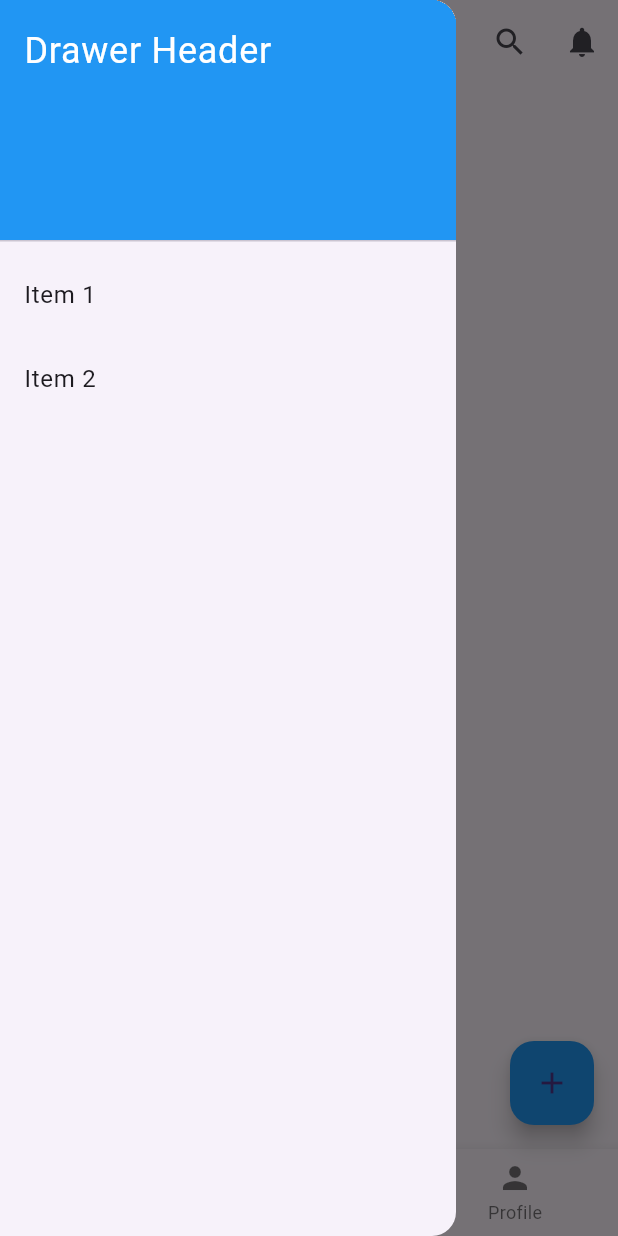
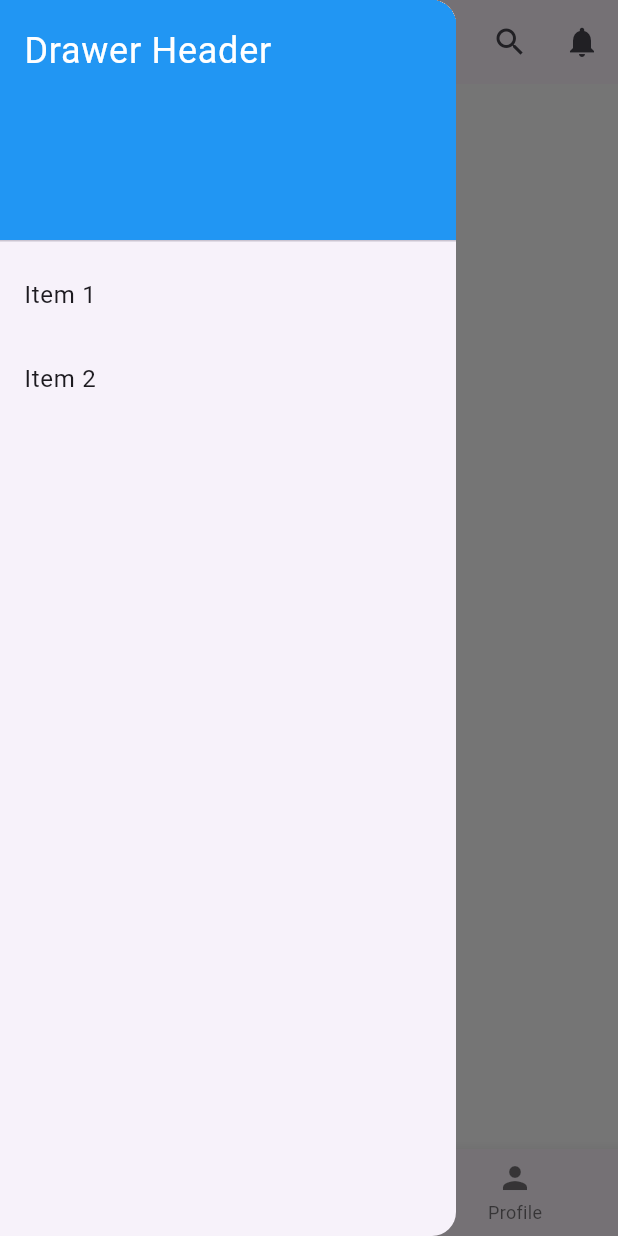
Before and after one commit to projectsmartagri/smartagri, a Flutter app: the screen it shows after launch, item 2 of the bottom bar chosen, in the side drawer, after a tap on the "menu" icon, on a phone screen of 412 x 824 dp. Run offline on Flutter 3.47's test engine with Material 3 defaults, Android fonts, the phone set to English and light mode, and no system bars; our stand-ins replace carousel_slider, cloud_firestore, firebase_auth, firebase_core, firebase_storage, image_picker; missing offline and left inert: phone_form_field; accounts and stored records are empty; network calls fail.

Commit message:
farm equpment list screen and details screnn also home screen

```diff
--- a/lib/main.dart
+++ b/lib/main.dart
@@ -19,8 +19,8 @@ Future<void> main() async {
   runApp(
     MaterialApp(
       theme: ThemeData(
+        scaffoldBackgroundColor: Colors.white
 
       ),
-      home:HomepageScreen() ,)
-    );
+      home:HomepageScreen()) ,);
 }
--- a/lib/modules/farmer/screens/homepage_screen.dart
+++ b/lib/modules/farmer/screens/homepage_screen.dart
@@ -1,4 +1,7 @@
+import 'package:carousel_slider/carousel_slider.dart';
 import 'package:flutter/material.dart';
+import 'package:smartagri/modules/farmer/screens/farmerproductlist_screen.dart';
+import 'package:smartagri/modules/user/screens/beveragesScreen.dart';
 
 class HomepageScreen extends StatefulWidget {
   const HomepageScreen({super.key});
@@ -56,7 +59,7 @@ class _HomepageScreenState extends State<HomepageScreen> {
           icon: const Icon(Icons.menu),
           onPressed: () {
             // Open the drawer
-            Scaffold.of(context).openDrawer();
+
           },
         ),
         actions: <Widget>[
@@ -123,11 +126,7 @@ class _HomepageScreenState extends State<HomepageScreen> {
         selectedItemColor: Colors.blue,
         onTap: _onItemTapped,
       ),
-      floatingActionButton: FloatingActionButton(
-        onPressed: _onAddPressed,
-        child: const Icon(Icons.add),
-        backgroundColor: Colors.blue,
-      ),
+
     );
   }
 }
@@ -137,13 +136,137 @@ class HomePageContent extends StatelessWidget {
   Widget build(BuildContext context) {
     return Padding(
       padding: const EdgeInsets.symmetric(horizontal: 20),
+      child: SingleChildScrollView(
         child: Column(
           crossAxisAlignment: CrossAxisAlignment.start,
           children: [
+            SizedBox(height: 30,),
+
+
+            CarouselSlider(
+          options: CarouselOptions(height: 150.0),
+          items: [
+
+            Container(
+            width: MediaQuery.of(context).size.width,
+            margin: EdgeInsets.symmetric(horizontal: 15.0),
+
+            decoration: BoxDecoration(
+              borderRadius: BorderRadius.circular(20),
+              color: Colors.amber
+            ),
+            child: ClipRRect(
+              borderRadius: BorderRadius.circular(20),
+              child: Image.network('https://t3.ftcdn.net/jpg/06/58/31/10/360_F_658311073_jv0oobaa7DOjWlya5LeEx2Wq64iRLyhB.jpg',fit: BoxFit.cover,))
+
+            ,)
+
+          ]
+
+        ),
+        SizedBox(height: 30,),
             Row(
               mainAxisAlignment: MainAxisAlignment.spaceBetween,
               children: [
               const Text("Equipments"),
+              TextButton(onPressed: () {
+                Navigator.push(context,MaterialPageRoute(builder:(context) => FarmProductListScreen(),));
+              },
+               child:Row(
+                 children: [
+                   Text("see all "),
+                   Icon(Icons.arrow_right,),
+
+
+                 ],
+               )
+              )
+            ],),
+            SizedBox(
+
+              width: double.maxFinite,
+              child:Wrap(
+                alignment: WrapAlignment.center,
+
+                children: [
+                  Card(
+                    color: Colors.white,
+                  child: Column(
+                  children: [
+                    Image.network('https://4.imimg.com/data4/KJ/BY/MY-14831048/john-deere-5050d-tractor.jpg',height: 100,width: 100,),
+                    Text("Tractor"),
+
+                  ],
+                ),
+                  ),
+                  Card(
+                    color: Colors.white,
+                  child: Column(
+                  children: [
+                    Image.network('https://4.imimg.com/data4/KJ/BY/MY-14831048/john-deere-5050d-tractor.jpg',height: 100,width: 100,),
+                    Text("Tractor"),
+
+                  ],
+                ),
+                  ),
+                  Card(
+                    color: Colors.white,
+                  child: Column(
+                  children: [
+                    Image.network('https://4.imimg.com/data4/KJ/BY/MY-14831048/john-deere-5050d-tractor.jpg',height: 100,width: 100,),
+                    Text("Tractor"),
+
+                  ],
+                ),
+                  ),
+                  Card(
+                    color: Colors.white,
+                  child: Column(
+                  children: [
+                    Image.network('https://4.imimg.com/data4/KJ/BY/MY-14831048/john-deere-5050d-tractor.jpg',height: 100,width: 100,),
+                    Text("Tractor"),
+
+                  ],
+                ),
+                  ),
+                  Card(
+                    color: Colors.white,
+                  child: Column(
+                  children: [
+                    Image.network('https://4.imimg.com/data4/KJ/BY/MY-14831048/john-deere-5050d-tractor.jpg',height: 100,width: 100,),
+                    Text("Tractor"),
+
+                  ],
+                ),
+                  ),
+                  Card(
+                    color: Colors.white,
+                  child: Column(
+                  children: [
+                    Image.network('https://4.imimg.com/data4/KJ/BY/MY-14831048/john-deere-5050d-tractor.jpg',height: 100,width: 100,),
+                    Text("Tractor"),
+
+                  ],
+                ),
+                  )
+
+
+
+
+
+
+
+                ],
+              )
+            ),
+
+
+
+          SizedBox(height: 30,),
+          Row(
+              mainAxisAlignment: MainAxisAlignment.spaceBetween,
+              children: [
+              const Text("Categories"),
               TextButton(onPressed: () {
                 print("see all");
               },
@@ -157,17 +280,61 @@ class HomePageContent extends StatelessWidget {
                )
               )
             ],),
+          SizedBox(
+
+              width: double.maxFinite,
+              child:Wrap(
+                alignment: WrapAlignment.center,
+
+                children: [
                   Card(
                     color: Colors.white,
                   child: Column(
                   children: [
-              Image.network('https://4.imimg.com/data4/KJ/BY/MY-14831048/john-deere-5050d-tractor.jpg',height: 100,width: 100,),
-              Text("Tractor"),
+                    Image.network('https://encrypted-tbn0.gstatic.com/images?q=tbn:ANd9GcRMcKnkjU6Flrtc-Vjd0uzSmNv68h-duaITvw&s',height: 100,width: 100,),
+                    Text("Vagetable"),
 
                   ],
-          ),)
+                ),
+                  ),
+                  Card(
+                    color: Colors.white,
+                  child: Column(
+                  children: [
+                    Image.network('https://encrypted-tbn0.gstatic.com/images?q=tbn:ANd9GcTpX1Ut5eFtME_JjgpQhH89wDito-zZiVo4Kw&s',height: 100,width: 100,),
+                    Text("Fruits"),
 
                   ],
+                ),
+                  ),
+                  Card(
+                    color: Colors.white,
+                  child: Column(
+                  children: [
+                    Image.network('https://encrypted-tbn0.gstatic.com/images?q=tbn:ANd9GcQzfJAdWXJtAMRVA4vcs83Q3b1aqBC2sjSt7A&s',height: 100,width: 100,),
+                    Text("Seeds"),
+
+                  ],
+                ),
+                  ),
+
+
+
+
+
+
+
+
+
+
+                ],
+              )
+            ),
+
+
+
+          ],
+        ),
       ),
     );
   }
```
Also changed, not shown: lib/modules/farmer/screens/farmequipmentdetails.dart (added, +262 -0 lines), lib/modules/farmer/screens/farmerproductlist_screen.dart (added, +100 -0 lines), lib/modules/farmer/widgets/list_cardwidgets.dart (added, +126 -0 lines). Lines whose indentation alone changed are shown as unchanged.
